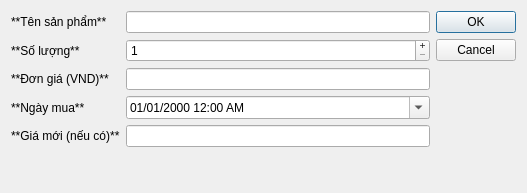
The window that ui/add_p2invoice_V2.ui (Achicken7301/simple-store) describes before a commit, drawn with Qt 5.
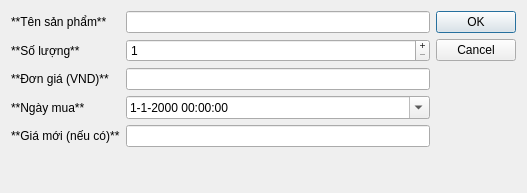
The same window after the commit.

Diff of the .ui file:
```diff
--- a/ui/add_p2invoice_V2.ui
+++ b/ui/add_p2invoice_V2.ui
@@ -83,7 +83,7 @@
    <item row="3" column="1">
     <widget class="QDateTimeEdit" name="create_date">
      <property name="displayFormat">
-      <string>dd/MM/yyyy h:mm AP</string>
+      <string>d-M-yyyy hh:mm:ss</string>
      </property>
      <property name="calendarPopup">
       <bool>true</bool>
```
